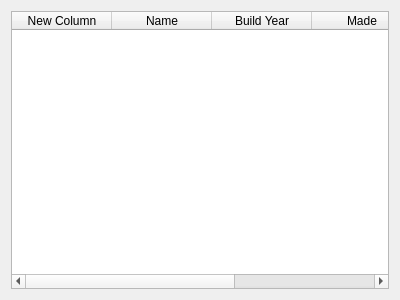
Qt form Display/addcomtosci.ui (alexi15/verk1) before a commit.
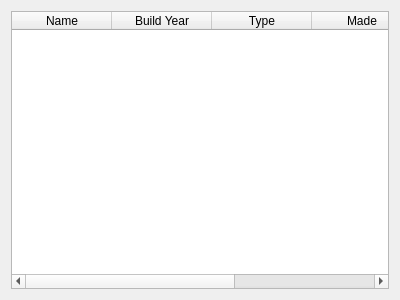
The same form after that commit.

The edit to the form file:
```diff
--- a/Display/addcomtosci.ui
+++ b/Display/addcomtosci.ui
@@ -16,11 +16,6 @@
   <layout class="QVBoxLayout" name="verticalLayout">
    <item>
     <widget class="QTableWidget" name="tableWidget">
-     <column>
-      <property name="text">
-       <string>New Column</string>
-      </property>
-     </column>
      <column>
       <property name="text">
        <string>Name</string>
@@ -31,6 +26,11 @@
        <string>Build Year</string>
       </property>
      </column>
+     <column>
+      <property name="text">
+       <string>Type</string>
+      </property>
+     </column>
      <column>
       <property name="text">
        <string>Made</string>
```
